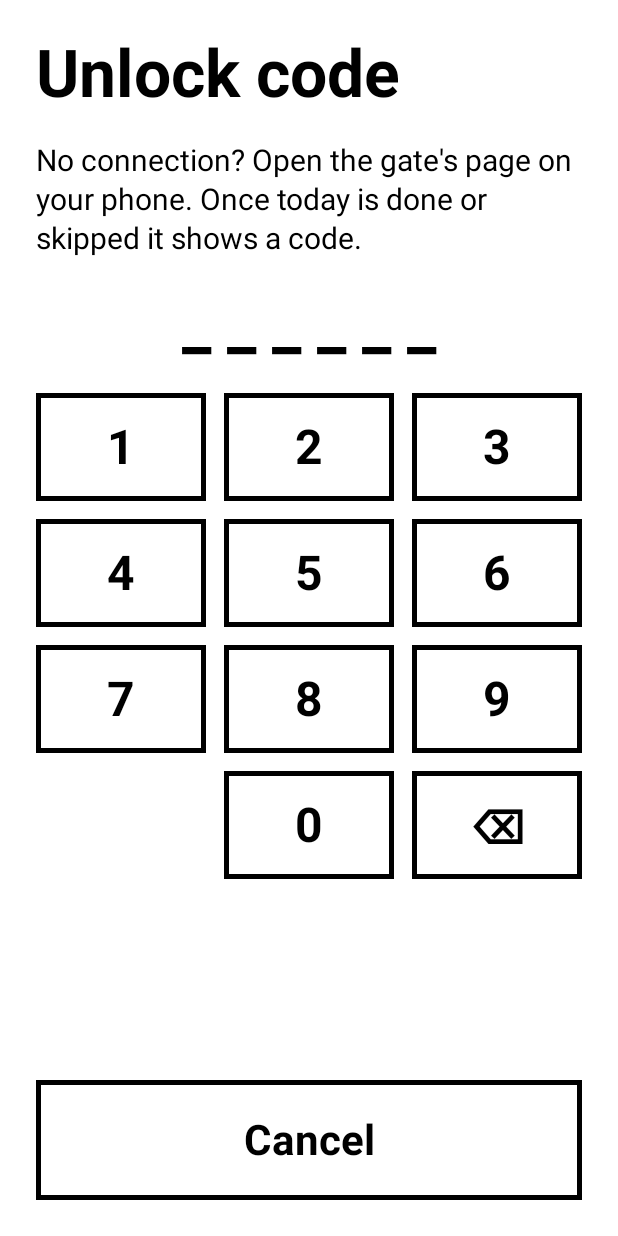
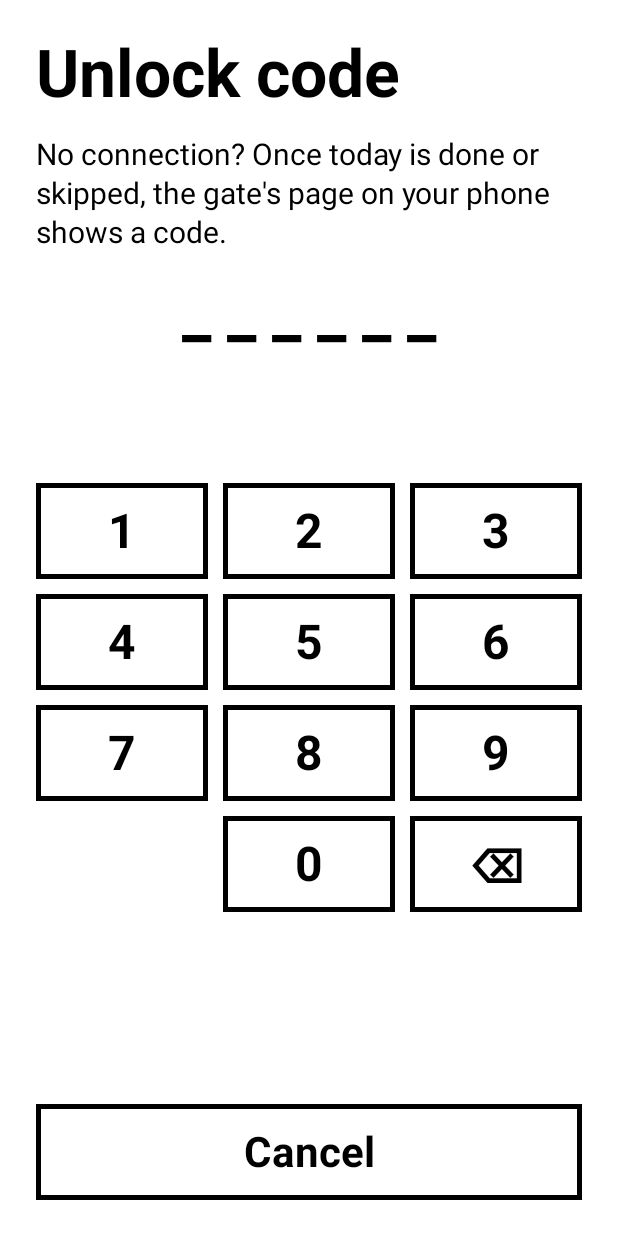
Before and after one commit to eldenmanking/tools, an Android app built with Jetpack Compose: the composable CodeScreen called with empty values, on a phone screen of 412 x 824 dp. Run offline under Robolectric (Android 15) with nearby library versions, the phone set to English and light mode, and no system bars.

Commit message:
Gym gate: keep the code keypad still when a message shows
The wrong-code message took room above the keys, so the next taps landed on
different digits. Its room is now always kept, and the page fits the tablet.

Co-Authored-By: Claude Opus 5.5 <noreply@anthropic.com>
Claude-Session: https://claude.ai/code/session_01Fs7QcMntU1M7hRKdLfEGaG

```diff
--- a/android/goals/app/src/main/kotlin/goals/app/ui/CodeScreen.kt
+++ b/android/goals/app/src/main/kotlin/goals/app/ui/CodeScreen.kt
@@ -34,20 +34,21 @@ fun CodeScreen(message: String?, onSubmit: (String) -> Unit, onCancel: () -> Uni
     var code by remember { mutableStateOf("") }
     Column(
         modifier = Modifier.fillMaxSize().background(Ink.White).systemBarsPadding().padding(Ink.Gutter),
-        verticalArrangement = Arrangement.spacedBy(20.dp),
+        verticalArrangement = Arrangement.spacedBy(16.dp),
     ) {
         InkText("Unlock code", size = 44.sp, bold = true)
-        InkText("No connection? Open the gate's page on your phone. Once today is done or skipped it shows a code.", size = 20.sp)
+        InkText("No connection? Once today is done or skipped, the gate's page on your phone shows a code.", size = 20.sp)
         InkText(
             (0 until 6).joinToString(" ") { code.getOrNull(it)?.toString() ?: "_" },
             size = 44.sp, bold = true, align = TextAlign.Center, modifier = Modifier.fillMaxWidth(),
         )
-        if (message != null) InkError(message)
-        Column(verticalArrangement = Arrangement.spacedBy(12.dp)) {
+        // The message always has its room, so the keys never move under a finger.
+        Box(Modifier.fillMaxWidth().height(56.dp)) { if (message != null) InkError(message) }
+        Column(verticalArrangement = Arrangement.spacedBy(10.dp)) {
             listOf("123", "456", "789", " 0<").forEach { row ->
-                Row(horizontalArrangement = Arrangement.spacedBy(12.dp)) {
+                Row(horizontalArrangement = Arrangement.spacedBy(10.dp)) {
                     row.forEach { k ->
-                        val m = Modifier.weight(1f).height(72.dp)
+                        val m = Modifier.weight(1f).height(64.dp)
                         when (k) {
                             ' ' -> Box(m)
                             '<' -> Key("⌫", m) { code = code.dropLast(1) }
@@ -61,7 +62,7 @@ fun CodeScreen(message: String?, onSubmit: (String) -> Unit, onCancel: () -> Uni
             }
         }
         Box(Modifier.weight(1f))
-        InkButton("Cancel", onCancel, Modifier.fillMaxWidth(), filled = false)
+        InkButton("Cancel", onCancel, Modifier.fillMaxWidth(), filled = false, height = 64.dp)
     }
 }
 
```
Also changed, not shown: 1 other file.
